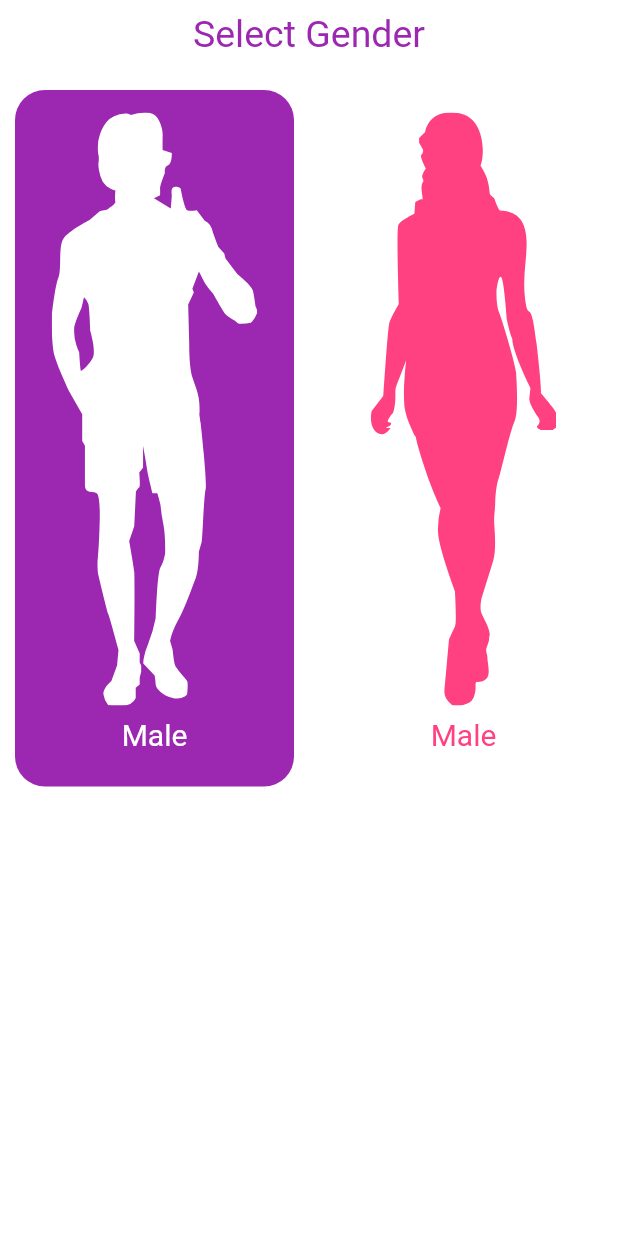
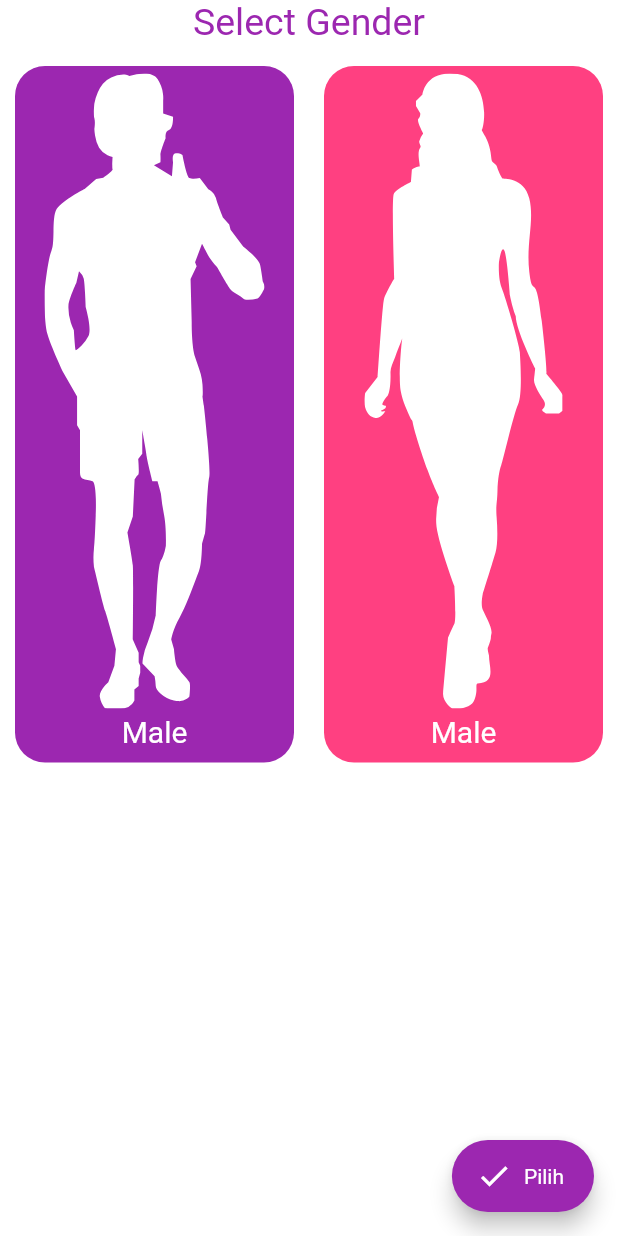
Before and after one commit to Fauzywahyudi/SubmissionFlutter, a Flutter app: the screen it shows after launch, on a phone screen of 412 x 824 dp. Run offline on Flutter 3.47's test engine with Material 2 defaults, Android fonts, the phone set to English and light mode, and no system bars; our stand-ins replace awesome_dialog, eva_icons_flutter, flutter_svg, google_fonts, line_icons, slider_button.

Commit message:
merapikan kodingan bmi

```diff
--- a/Submission Week 2/calculator_bmi/lib/main.dart
+++ b/Submission Week 2/calculator_bmi/lib/main.dart
@@ -14,7 +14,7 @@ class MyApp extends StatelessWidget {
       title: 'BMI Calculator',
       debugShowCheckedModeBanner: false,
       theme: ThemeData(
-        primarySwatch: Colors.blue,
+        primarySwatch: Colors.purple,
         visualDensity: VisualDensity.adaptivePlatformDensity,
       ),
         routes: {
--- a/Submission Week 2/calculator_bmi/lib/views/home.dart
+++ b/Submission Week 2/calculator_bmi/lib/views/home.dart
@@ -1,9 +1,9 @@
-import 'package:flutter/cupertino.dart';
+import 'package:eva_icons_flutter/eva_icons_flutter.dart';
 import 'package:flutter/material.dart';
-import 'package:eva_icons_flutter/eva_icons_flutter.dart';
 import 'package:flutter_svg/svg.dart';
 import 'package:google_fonts/google_fonts.dart';
 import 'package:line_icons/line_icons.dart';
+import 'package:slider_button/slider_button.dart';
 
 class Home extends StatefulWidget {
   static const routeName = '/Home';
@@ -12,114 +12,68 @@ class Home extends StatefulWidget {
 }
 
 class _HomeState extends State<Home> {
+  TextEditingController tecBB = TextEditingController();
+  TextEditingController tecTB = TextEditingController();
+
   final String _dirImage = "assets/images/";
   bool isMale = true;
+  bool isShowForm = false;
+
+  Color get themeColor => isMale ? Colors.purple : Colors.pinkAccent;
+  Color get colorSecondaryMale => isMale ? Colors.white : Colors.purple;
+  Color get colorSecondaryFemale => !isMale ? Colors.white : Colors.pink;
+  Color get colorSelectedMale => isMale ? Colors.purple : Colors.white;
+  Color get colorSelectedFemale => !isMale ? Colors.pinkAccent : Colors.white;
+
+  String get _fabText => isShowForm ? "Proses" : "Pilih";
+  Icon get _fabIcon => isShowForm ? Icon(Icons.play_arrow) : Icon(Icons.check);
+
+  double get _fontSizeTitle => isShowForm ? 0 : 25;
+  double get _fontSizeGender => isShowForm ? 10 : 20;
+  double get _opacityForm => isShowForm ? 1 : 0;
+
+  void _onPressFAB() {
+    if (!isShowForm) {
+      setState(() {
+        isShowForm = !isShowForm;
+      });
+    } else {}
+  }
+
+  _selectMale() {
+    setState(() {
+      if (!isMale) isMale = !isMale;
+    });
+  }
+
+  _selectFemale() {
+    setState(() {
+      if (isMale) isMale = !isMale;
+    });
+  }
 
   @override
   Widget build(BuildContext context) {
+    var media = MediaQuery.of(context);
     return Scaffold(
-      backgroundColor: Colors.purple,
+      backgroundColor: themeColor,
+      floatingActionButton: _buildFAB(),
       body: SafeArea(
         child: Container(
           color: Colors.white,
-          height: MediaQuery.of(context).size.height,
-          width: MediaQuery.of(context).size.width,
+          height: media.size.height,
+          width: media.size.width,
           child: SingleChildScrollView(
             child: Column(
               children: <Widget>[
-                Padding(
-                  padding: const EdgeInsets.all(8.0),
-                  child: Text(
-                    "Select Gender",
-                    style:
-                        GoogleFonts.mcLaren(fontSize: 25, color: Colors.purple),
-                  ),
+                AnimatedDefaultTextStyle(
+                  style: GoogleFonts.mcLaren(
+                      fontSize: _fontSizeTitle, color: Colors.purple),
+                  duration: Duration(milliseconds: 500),
+                  child: Text("Select Gender"),
                 ),
-                Container(
-                  height: MediaQuery.of(context).size.height * 0.6,
-                  child: Row(
-                    mainAxisAlignment: MainAxisAlignment.spaceBetween,
-                    children: <Widget>[
-                      Expanded(
-                        child: InkWell(
-                          onTap: () {
-                            setState(() {
-                              if (!isMale) isMale = true;
-                            });
-                          },
-                          child: Container(
-                              margin: EdgeInsets.symmetric(
-                                  horizontal: 10, vertical: 15),
-                              padding: EdgeInsets.all(15),
-                              decoration: BoxDecoration(
-                                color: isMale ? Colors.purple : Colors.white,
-                                borderRadius: BorderRadius.circular(20),
-                              ),
-                              child: Column(
-                                children: <Widget>[
-                                  Expanded(
-                                      child: SvgPicture.asset(
-                                          _dirImage + "man.svg",
-                                          color: isMale
-                                              ? Colors.white
-                                              : Colors.purple)),
-                                  Padding(
-                                    padding: const EdgeInsets.all(8.0),
-                                    child: Text(
-                                      "Male",
-                                      style: GoogleFonts.mcLaren(
-                                          fontSize: 20,
-                                          color: isMale
-                                              ? Colors.white
-                                              : Colors.purple),
-                                    ),
-                                  )
-                                ],
-                              )),
-                        ),
-                      ),
-                      Expanded(
-                        child: InkWell(
-                          onTap: () {
-                            setState(() {
-                              if (isMale) isMale = false;
-                            });
-                          },
-                          child: Container(
-                              margin: EdgeInsets.symmetric(
-                                  horizontal: 10, vertical: 15),
-                              padding: EdgeInsets.all(15),
-                              decoration: BoxDecoration(
-                                color:
-                                    !isMale ? Colors.pinkAccent : Colors.white,
-                                borderRadius: BorderRadius.circular(20),
-                              ),
-                              child: Column(
-                                children: <Widget>[
-                                  Expanded(
-                                      child: SvgPicture.asset(
-                                          _dirImage + "woman.svg",
-                                          color: !isMale
-                                              ? Colors.white
-                                              : Colors.pinkAccent)),
-                                  Padding(
-                                    padding: const EdgeInsets.all(8.0),
-                                    child: Text(
-                                      "Male",
-                                      style: GoogleFonts.mcLaren(
-                                          fontSize: 20,
-                                          color: !isMale
-                                              ? Colors.white
-                                              : Colors.pinkAccent),
-                                    ),
-                                  )
-                                ],
-                              )),
-                        ),
-                      ),
-                    ],
-                  ),
-                ),
+                _buildSelectGender(),
+                _buildForm(),
               ],
             ),
           ),
@@ -127,4 +81,136 @@ class _HomeState extends State<Home> {
       ),
     );
   }
+
+  Widget _buildFAB() {
+    return FloatingActionButton.extended(
+      onPressed: () => _onPressFAB(),
+      backgroundColor: themeColor,
+      label: AnimatedDefaultTextStyle(
+          style: TextStyle(),
+          duration: Duration(milliseconds: 500),
+          child: Text(_fabText)),
+      icon: _fabIcon,
+    );
+  }
+
+  Widget _buildSelectGender() {
+    return AnimatedContainer(
+      duration: Duration(milliseconds: 500),
+      height: isShowForm
+          ? MediaQuery.of(context).size.height * 0.3
+          : MediaQuery.of(context).size.height * 0.6,
+      child: Row(
+        mainAxisAlignment: MainAxisAlignment.spaceBetween,
+        children: <Widget>[
+          _buildGender(_selectMale(),"man.svg", colorSelectedMale, colorSecondaryMale),
+          _buildGender(_selectFemale(),"woman.svg", colorSelectedFemale, colorSecondaryFemale),
+        ],
+      ),
+    );
+  }
+
+  Widget _buildForm() {
+    return Container(
+      child: Column(
+        children: <Widget>[
+          AnimatedOpacity(
+            opacity: _opacityForm,
+            duration: Duration(milliseconds: 600),
+            child: Container(
+              padding: EdgeInsets.all(10),
+              child: Column(
+                children: <Widget>[
+                  AnimatedContainer(
+                    decoration: BoxDecoration(
+                        color: themeColor,
+                        borderRadius: BorderRadius.circular(10)),
+                    margin: EdgeInsets.symmetric(vertical: 15),
+                    padding: EdgeInsets.symmetric(vertical: 15),
+                    duration: Duration(milliseconds: 500),
+                    child: Row(
+                      children: <Widget>[
+                        _label("Berat Badan"),
+                        _textField("kg", tecBB),
+                        _label("Tinggi Badan"),
+                        _textField("cm", tecTB),
+                      ],
+                    ),
+                  )
+                ],
+              ),
+            ),
+          ),
+        ],
+      ),
+    );
+  }
+
+  Widget _label(String label) {
+    return Expanded(
+      flex: 1,
+      child: Center(
+        child: Text(
+          label,
+          style: GoogleFonts.mcLaren(color: Colors.white),
+          textAlign: TextAlign.center,
+        ),
+      ),
+    );
+  }
+
+  Widget _textField(String label, TextEditingController controller) {
+    return Expanded(
+      flex: 1,
+      child: Container(
+        margin: EdgeInsets.symmetric(vertical: 5, horizontal: 5),
+        padding: EdgeInsets.symmetric(horizontal: 5),
+        decoration: BoxDecoration(
+            color: Colors.white, borderRadius: BorderRadius.circular(10)),
+        child: TextField(
+          controller: controller,
+          textAlign: TextAlign.right,
+          decoration: InputDecoration(
+            border: InputBorder.none,
+            suffixText: label,
+          ),
+          keyboardType: TextInputType.numberWithOptions(decimal: true),
+        ),
+      ),
+    );
+  }
+
+  Widget _buildGender(Function onTap, String fileName, Color colorSelected, Color colorSecondary){
+    return  Expanded(
+      child: InkWell(
+        onTap: ()=>onTap,
+        child: AnimatedContainer(
+            margin: EdgeInsets.symmetric(horizontal: 10, vertical: 15),
+            padding: EdgeInsets.all(5),
+            decoration: BoxDecoration(
+                color: colorSelected,
+                borderRadius: BorderRadius.circular(20)),
+            duration: Duration(milliseconds: 500),
+            child: Column(
+              children: <Widget>[
+                Expanded(
+                    child: SvgPicture.asset(_dirImage + fileName,
+                        color: colorSecondary)),
+                Padding(
+                  padding: const EdgeInsets.all(4.0),
+                  child: AnimatedDefaultTextStyle(
+                    duration: Duration(milliseconds: 500),
+                    style: GoogleFonts.mcLaren(
+                        fontSize: _fontSizeGender,
+                        color: colorSecondary),
+                    child: Text(
+                      "Male",
+                    ),
+                  ),
+                )
+              ],
+            )),
+      ),
+    );
+  }
 }
--- /dev/null
+++ b/Submission Week 2/calculator_bmi/lib/views/result.dart
@@ -0,0 +1,15 @@
+import 'package:flutter/material.dart';
+
+class Result extends StatefulWidget {
+  @override
+  _ResultState createState() => _ResultState();
+}
+
+class _ResultState extends State<Result> {
+  @override
+  Widget build(BuildContext context) {
+    return Scaffold(
+
+    );
+  }
+}
--- a/Submission Week 2/calculator_bmi/pubspec.yaml
+++ b/Submission Week 2/calculator_bmi/pubspec.yaml
@@ -32,6 +32,8 @@ dependencies:
   line_icons: ^0.2.0
   flutter_svg: ^0.17.1
   google_fonts: ^1.1.0
+  slider_button: ^0.5.0
+  flutter_vibrate: ^1.0.0
 
 dev_dependencies:
   flutter_test:
```
Also changed, not shown: Submission Week 2/calculator_bmi/pubspec.lock, 2 other files.
